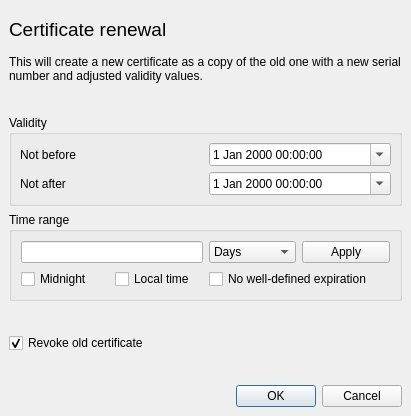
Above: ui/CertExtend.ui from chris2511/xca before the change. Below: the same form after it.
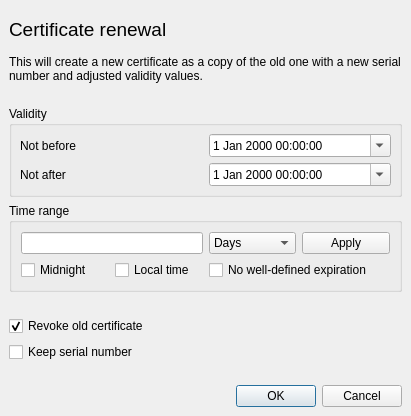
That is the form after the change. Custom widgets are drawn as their Qt base class.

Commit message:
Close #140: Certificate renewal with option to preserved serial number
Add checkbox (unchecked by default) to keep the old serial number
while renewing certificates

```diff
--- a/ui/CertExtend.ui
+++ b/ui/CertExtend.ui
@@ -220,6 +220,13 @@
      </property>
     </widget>
    </item>
+   <item>
+    <widget class="QCheckBox" name="keepSerial">
+     <property name="text">
+      <string>Keep serial number</string>
+     </property>
+    </widget>
+   </item>
    <item>
     <spacer>
      <property name="orientation">
```
The commit also changes 1 other file.
